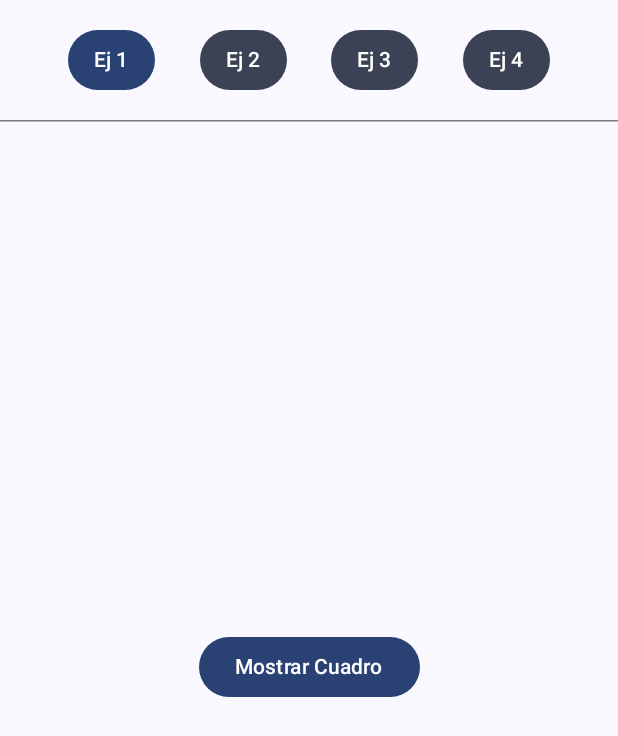
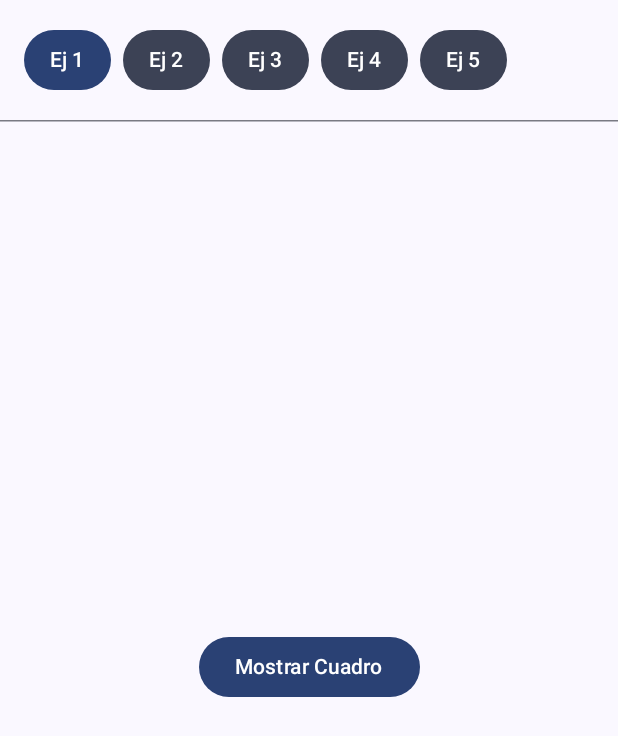
Before and after one commit to david-ny-17/lab13-compose-animations, an Android app built with Jetpack Compose: the screen it shows after launch (MainActivity), on a phone screen of 412 x 824 dp. Shown: the top 736 px of the screen. Run offline under Robolectric (Android 15) with nearby library versions, the phone set to English and light mode, and no system bars.

Commit message:
feat: agregar Ejercicio 5 al menú de navegación e implementar scroll horizontal en botones

```diff
--- a/app/src/main/java/com/example/composeanimationslab13/MainActivity.kt
+++ b/app/src/main/java/com/example/composeanimationslab13/MainActivity.kt
@@ -3,7 +3,9 @@ package com.example.composeanimationslab13
 import android.os.Bundle
 import androidx.activity.ComponentActivity
 import androidx.activity.compose.setContent
+import androidx.compose.foundation.horizontalScroll
 import androidx.compose.foundation.layout.*
+import androidx.compose.foundation.rememberScrollState
 import androidx.compose.material3.*
 import androidx.compose.runtime.*
 import androidx.compose.ui.Alignment
@@ -32,44 +34,23 @@ fun AppNavigation() {
     var currentExercise by remember { mutableStateOf(1) }
 
     Column(modifier = Modifier.fillMaxSize()) {
-
         Row(
             modifier = Modifier
                 .fillMaxWidth()
-                .padding(16.dp),
-            horizontalArrangement = Arrangement.SpaceEvenly
+                .padding(16.dp)
+                .horizontalScroll(rememberScrollState()),
+            horizontalArrangement = Arrangement.spacedBy(8.dp)
         ) {
-            Button(
-                onClick = { currentExercise = 1 },
-                colors = ButtonDefaults.buttonColors(
-                    containerColor = if (currentExercise == 1) MaterialTheme.colorScheme.primary else MaterialTheme.colorScheme.secondary
-                ),
-                contentPadding = PaddingValues(horizontal = 12.dp)
-            ) { Text("Ej 1") }
-
-            Button(
-                onClick = { currentExercise = 2 },
-                colors = ButtonDefaults.buttonColors(
-                    containerColor = if (currentExercise == 2) MaterialTheme.colorScheme.primary else MaterialTheme.colorScheme.secondary
-                ),
-                contentPadding = PaddingValues(horizontal = 12.dp)
-            ) { Text("Ej 2") }
-
-            Button(
-                onClick = { currentExercise = 3 },
-                colors = ButtonDefaults.buttonColors(
-                    containerColor = if (currentExercise == 3) MaterialTheme.colorScheme.primary else MaterialTheme.colorScheme.secondary
-                ),
-                contentPadding = PaddingValues(horizontal = 12.dp)
-            ) { Text("Ej 3") }
-
-            Button(
-                onClick = { currentExercise = 4 },
-                colors = ButtonDefaults.buttonColors(
-                    containerColor = if (currentExercise == 4) MaterialTheme.colorScheme.primary else MaterialTheme.colorScheme.secondary
-                ),
-                contentPadding = PaddingValues(horizontal = 12.dp)
-            ) { Text("Ej 4") }
+            val exercises = listOf(1, 2, 3, 4, 5)
+            exercises.forEach { ex ->
+                Button(
+                    onClick = { currentExercise = ex },
+                    colors = ButtonDefaults.buttonColors(
+                        containerColor = if (currentExercise == ex) MaterialTheme.colorScheme.primary else MaterialTheme.colorScheme.secondary
+                    ),
+                    contentPadding = PaddingValues(horizontal = 16.dp)
+                ) { Text("Ej $ex") }
+            }
         }
 
         HorizontalDivider()
@@ -83,6 +64,7 @@ fun AppNavigation() {
                 2 -> ColorAnimationScreen()
                 3 -> SizeAndPositionScreen()
                 4 -> AnimatedContentScreen()
+                5 -> GameScreen()
             }
         }
     }
```
